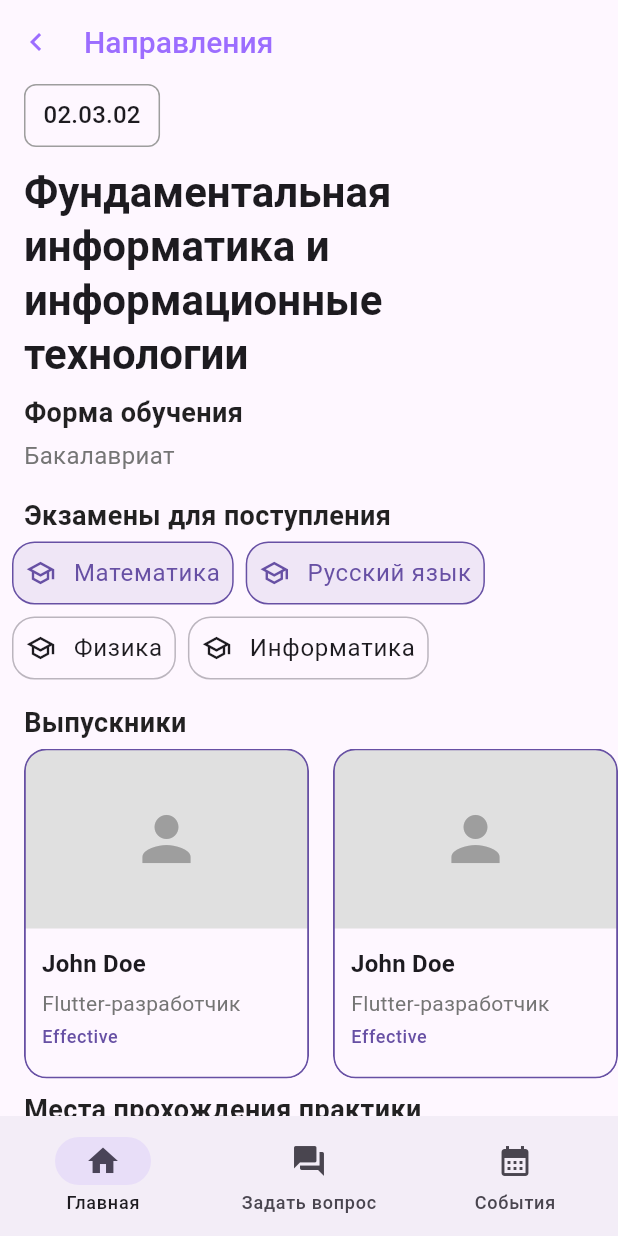
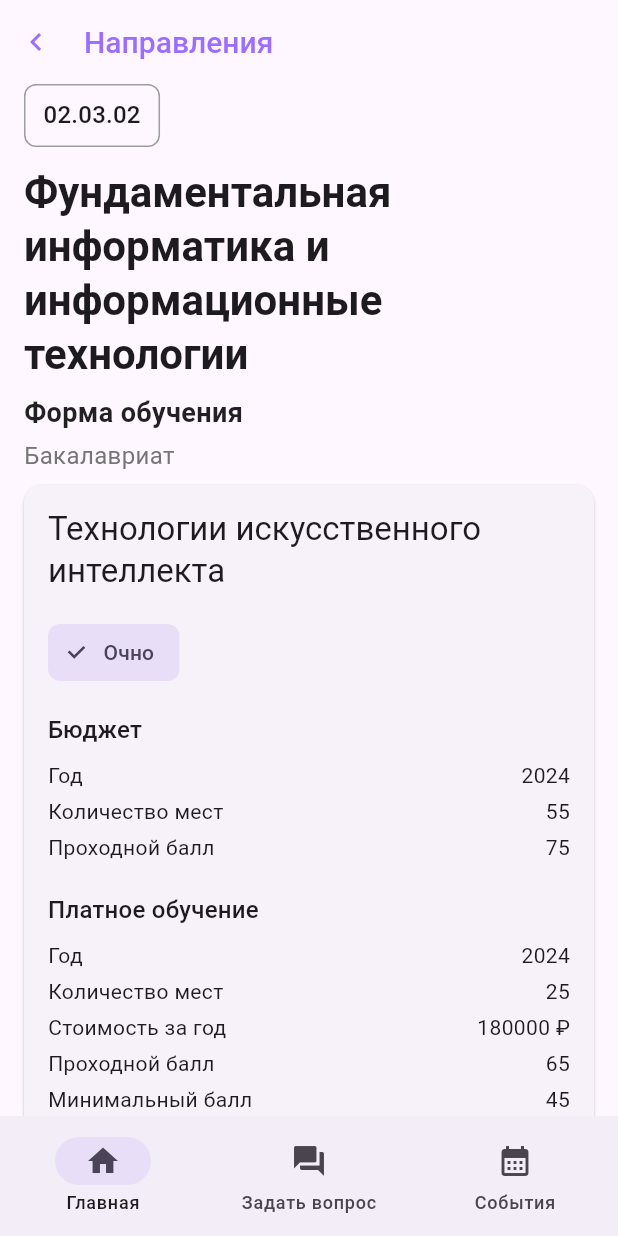
Before and after one commit to bushuevmaxim/entrant-app, a Flutter app: the screen it shows after launch, after a tap on "02.03.02", on a phone screen of 412 x 824 dp. Run offline on Flutter 3.47's test engine with Material 3 defaults, Android fonts, the phone set to English and light mode, and no system bars; our stand-ins replace bloc, flutter_bloc, freezed_annotation, go_router, isar; accounts and stored records are empty; generated files the repository leaves out were written again.

Commit message:
Add Profile section
- Display profile form info

```diff
--- a/lib/src/features/detailed_programm/presentation/detailed_programm_page.dart
+++ b/lib/src/features/detailed_programm/presentation/detailed_programm_page.dart
@@ -10,6 +10,7 @@ import 'widgets/exams_list.dart';
 import 'widgets/programm_name.dart';
 import 'widgets/programm_code.dart';
 import 'widgets/companies_grid.dart';
+import 'widgets/profile_section.dart';
 
 class DetailedProgrammPage extends StatelessWidget {
   final String programmId;
@@ -86,6 +87,9 @@ class ProgrammContent extends StatelessWidget {
               content: programm.educationLevel,
             ),
           ),
+        ),
+        ProfileSection(
+          profiles: programm.profiles,
         ),
         SliverToBoxAdapter(
           child: ExamsList(
--- /dev/null
+++ b/lib/src/features/detailed_programm/presentation/widgets/profile_section.dart
@@ -0,0 +1,203 @@
+import 'package:flutter/material.dart';
+import 'package:pmfi_entrant_app/src/features/home/domain/entities/programm.dart';
+
+class ProfileSection extends StatelessWidget {
+  final List<Profile> profiles;
+
+  const ProfileSection({
+    super.key,
+    required this.profiles,
+  });
+
+  @override
+  Widget build(BuildContext context) {
+    return SliverList.separated(
+      itemCount: profiles.length,
+      itemBuilder: (context, index) {
+        return ProfileCard(profile: profiles[index]);
+      },
+      separatorBuilder: (context, index) => const SizedBox(height: 16.0),
+    );
+  }
+}
+
+class ProfileCard extends StatefulWidget {
+  final Profile profile;
+
+  const ProfileCard({
+    super.key,
+    required this.profile,
+  });
+
+  @override
+  State<ProfileCard> createState() => _ProfileCardState();
+}
+
+class _ProfileCardState extends State<ProfileCard> {
+  late ProfileStudyForm selectedStudyForm;
+
+  @override
+  void initState() {
+    super.initState();
+    selectedStudyForm = widget.profile.studyForms.first;
+  }
+
+  @override
+  Widget build(BuildContext context) {
+    return Card(
+      margin: const EdgeInsets.symmetric(horizontal: 16.0),
+      child: Padding(
+        padding: const EdgeInsets.all(16.0),
+        child: Column(
+          crossAxisAlignment: CrossAxisAlignment.start,
+          children: [
+            Text(
+              widget.profile.name,
+              style: Theme.of(context).textTheme.titleLarge,
+            ),
+            const SizedBox(height: 16.0),
+            Wrap(
+              spacing: 8.0,
+              runSpacing: 8.0,
+              children: widget.profile.studyForms
+                  .map(
+                    (form) => ChoiceChip(
+                      label: Text(form.studyForm.name),
+                      selected: form == selectedStudyForm,
+                      onSelected: (selected) {
+                        if (selected) {
+                          setState(() {
+                            selectedStudyForm = form;
+                          });
+                        }
+                      },
+                    ),
+                  )
+                  .toList(),
+            ),
+            const SizedBox(height: 16.0),
+            BudgetSection(
+              year: selectedStudyForm.year,
+              nPlaces: selectedStudyForm.nPlacesBudget!,
+              passingScore: selectedStudyForm.passingScoreBudget,
+            ),
+            const SizedBox(height: 16.0),
+            PaidSection(
+              year: selectedStudyForm.year,
+              nPlaces: selectedStudyForm.nPlacesPaid!,
+              costPerYear: selectedStudyForm.costPerYear,
+              passingScore: selectedStudyForm.passingScorePaid,
+              minScore: selectedStudyForm.minScorePaid,
+            ),
+          ],
+        ),
+      ),
+    );
+  }
+}
+
+class SectionTitle extends StatelessWidget {
+  final String title;
+
+  const SectionTitle({
+    super.key,
+    required this.title,
+  });
+
+  @override
+  Widget build(BuildContext context) {
+    return Text(
+      title,
+      style: Theme.of(context).textTheme.titleMedium,
+    );
+  }
+}
+
+class InfoRow extends StatelessWidget {
+  final String label;
+  final String value;
+
+  const InfoRow({
+    super.key,
+    required this.label,
+    required this.value,
+  });
+
+  @override
+  Widget build(BuildContext context) {
+    return Padding(
+      padding: const EdgeInsets.only(bottom: 4.0),
+      child: Row(
+        mainAxisAlignment: MainAxisAlignment.spaceBetween,
+        children: [
+          Text(label),
+          Text(value),
+        ],
+      ),
+    );
+  }
+}
+
+class BudgetSection extends StatelessWidget {
+  final int year;
+  final int nPlaces;
+  final int? passingScore;
+
+  const BudgetSection({
+    super.key,
+    required this.year,
+    required this.nPlaces,
+    this.passingScore,
+  });
+
+  @override
+  Widget build(BuildContext context) {
+    return Column(
+      crossAxisAlignment: CrossAxisAlignment.start,
+      children: [
+        const SectionTitle(title: 'Бюджет'),
+        const SizedBox(height: 8.0),
+        InfoRow(label: 'Год', value: year.toString()),
+        InfoRow(label: 'Количество мест', value: nPlaces.toString()),
+        if (passingScore != null)
+          InfoRow(label: 'Проходной балл', value: passingScore.toString()),
+      ],
+    );
+  }
+}
+
+class PaidSection extends StatelessWidget {
+  final int year;
+  final int nPlaces;
+  final int? costPerYear;
+  final int? passingScore;
+  final int? minScore;
+
+  const PaidSection({
+    super.key,
+    required this.year,
+    required this.nPlaces,
+    this.costPerYear,
+    this.passingScore,
+    this.minScore,
+  });
+
+  @override
+  Widget build(BuildContext context) {
+    return Column(
+      crossAxisAlignment: CrossAxisAlignment.start,
+      children: [
+        const SectionTitle(title: 'Платное обучение'),
+        const SizedBox(height: 8.0),
+        InfoRow(label: 'Год', value: year.toString()),
+        InfoRow(label: 'Количество мест', value: nPlaces.toString()),
+        if (costPerYear != null)
+          InfoRow(label: 'Стоимость за год', value: '$costPerYear ₽'),
+        if (passingScore != null)
+          InfoRow(label: 'Проходной балл', value: passingScore.toString()),
+        if (minScore != null)
+          InfoRow(label: 'Минимальный балл', value: minScore.toString()),
+      ],
+    );
+  }
+}
--- a/lib/src/features/home/data/repositories/programms_repository.dart
+++ b/lib/src/features/home/data/repositories/programms_repository.dart
@@ -152,6 +152,69 @@ class MockProgrammsRepository implements IProgrammsRepository {
             ),
           ],
         ),
+        Profile(
+          name: 'Технологии больших данных',
+          studyForms: [
+            ProfileStudyForm(
+              studyForm: StudyForm(
+                name: 'Заочно',
+              ),
+              year: 2024,
+              nPlacesBudget: 25,
+              nPlacesPaid: 20,
+              costPerYear: 160000,
+              passingScoreBudget: 999,
+              passingScorePaid: 60,
+              minScorePaid: 40,
+            ),
+            ProfileStudyForm(
+              studyForm: StudyForm(
+                name: 'Заочно',
+              ),
+              year: 2024,
+              nPlacesBudget: 25,
+              nPlacesPaid: 20,
+              costPerYear: 160000,
+              passingScoreBudget: 70,
+              passingScorePaid: 60,
+              minScorePaid: 40,
+            ),
+          ],
+          courses: [
+            ProfileCourse(
+              disciplines: [
+                Discipline(
+                  name: 'Дискретная математика',
+                ),
+                Discipline(name: 'Алгебра'),
+              ],
+            ),
+            ProfileCourse(
+              disciplines: [
+                Discipline(
+                  name: 'NLP',
+                ),
+                Discipline(name: 'Алгебра'),
+              ],
+            ),
+            ProfileCourse(
+              disciplines: [
+                Discipline(
+                  name: 'Дискретная математика',
+                ),
+                Discipline(name: 'Алгебра'),
+              ],
+            ),
+            ProfileCourse(
+              disciplines: [
+                Discipline(
+                  name: 'Компьютерное зрение',
+                ),
+                Discipline(name: 'Алгебра'),
+              ],
+            ),
+          ],
+        ),
       ],
       requiredExams: [
         Exam(name: 'Математика'),
```
